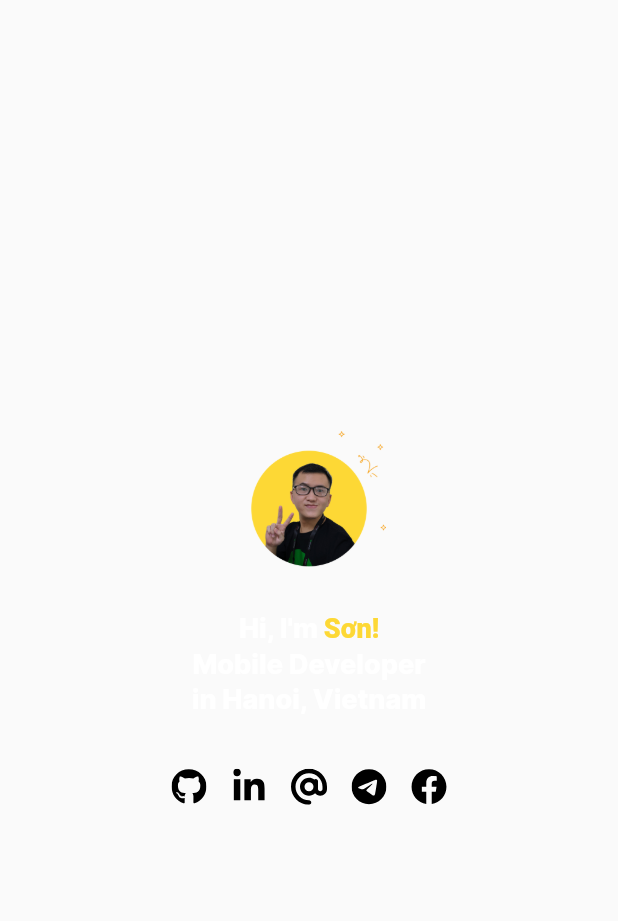
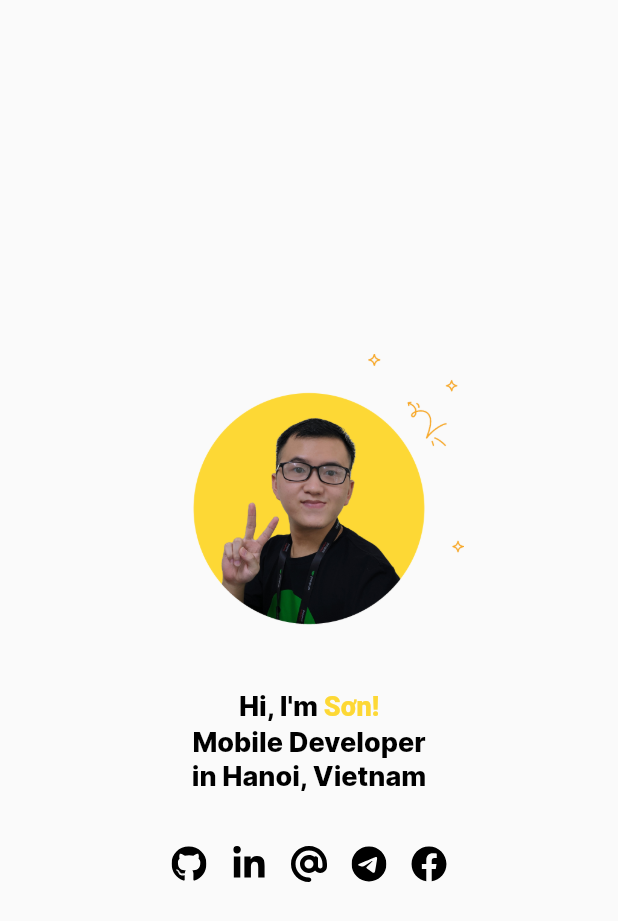
Before and after one commit to sownt/sownt, a Flutter app: the screen it shows after launch, on a phone screen of 412 x 824 dp. Shown: the top 921 px of the screen. Run offline on Flutter 3.47's test engine with Material 2 defaults, Android fonts, the phone set to English and light mode, and no system bars; our stand-ins replace flutter_svg.

Commit message:
Update styles

```diff
--- a/site/lib/main.dart
+++ b/site/lib/main.dart
@@ -82,7 +82,7 @@ class _MyHomePageState extends State<MyHomePage> {
   Widget _buildMobile(BuildContext context) {
     final media = MediaQuery.of(context).size;
     final heading = media.width ~/ 40 > 18 ? media.width ~/ 40 : 18;
-    final avatarSize = media.width ~/ 4;
+    final avatarSize = media.width ~/ 2;
     return Padding(
       padding: const EdgeInsets.all(32),
       child: Center(
@@ -110,6 +110,7 @@ class _MyHomePageState extends State<MyHomePage> {
                     height: 1.3,
                     fontFamily: 'Inter',
                     fontWeight: FontWeight.w800,
+                    color: Colors.black
                   ),
                   children: [
                     const TextSpan(text: 'Hi, I\'m '),
```
Also changed, not shown: site/assets/favicon.png (deleted), 5 other files.
